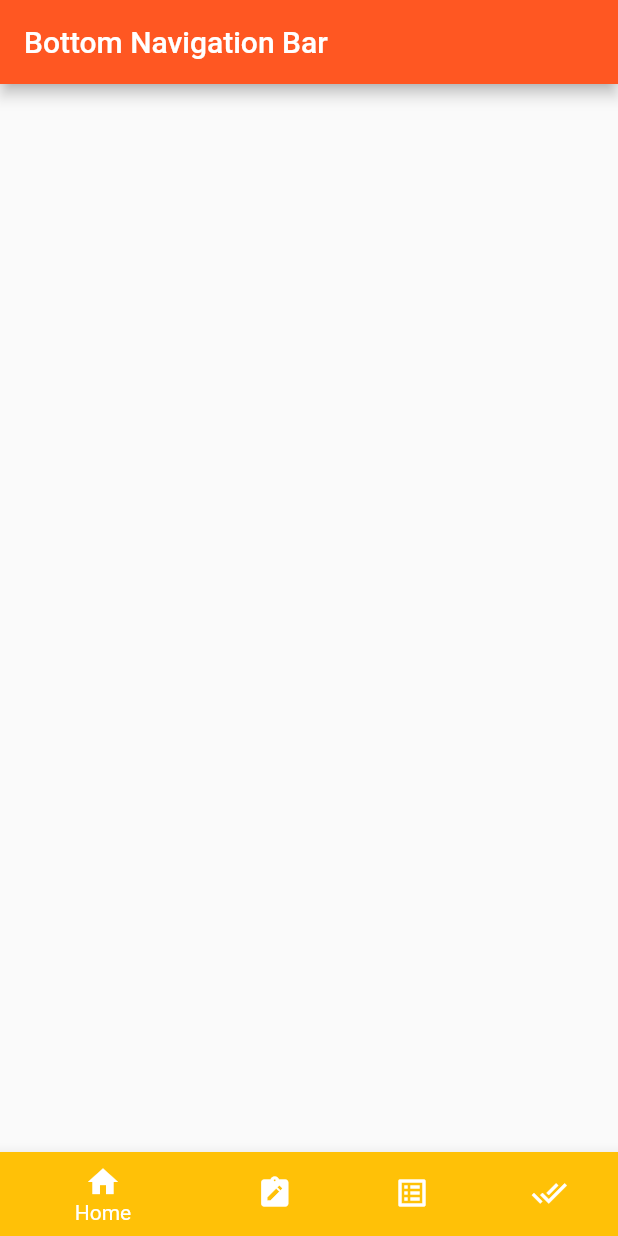
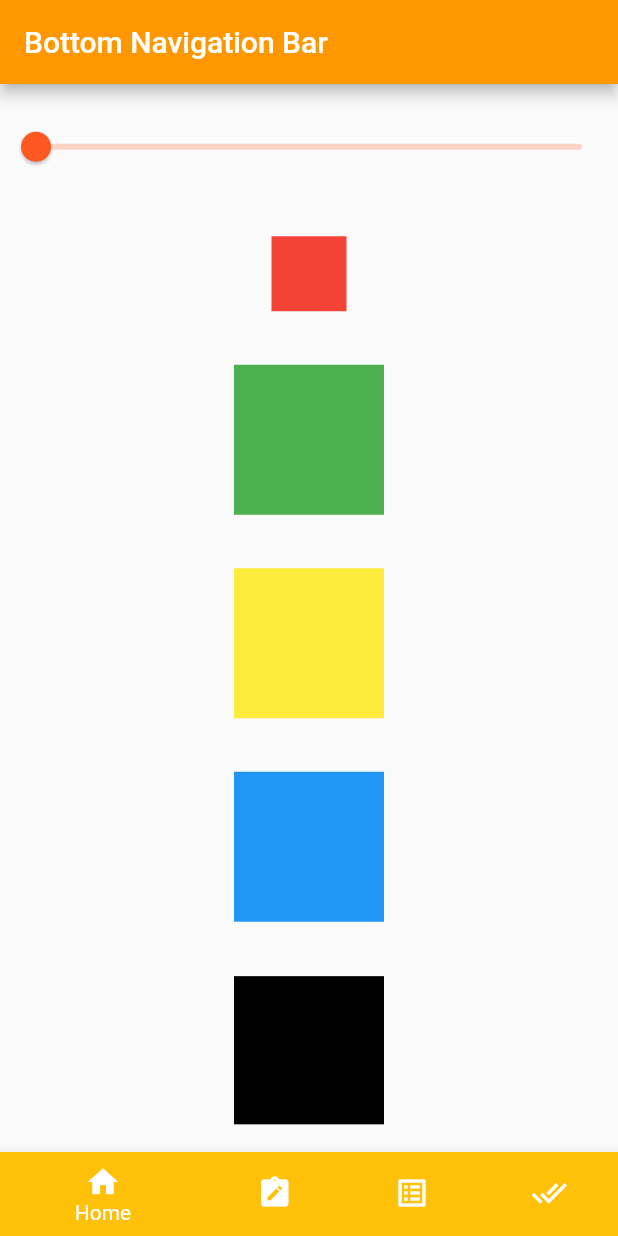
Before and after one commit to taydinadnan/transformWidgets, a Flutter app: the screen it shows after launch, on a phone screen of 412 x 824 dp. Run offline on Flutter 3.47's test engine with Material 2 defaults, Android fonts, the phone set to English and light mode, and no system bars.

Commit message:
tab decoration and input

```diff
--- a/lib/navigationb.dart
+++ b/lib/navigationb.dart
@@ -1,4 +1,7 @@
 import 'package:flutter/material.dart';
+import 'package:ui_with_flutter/UI/stack.dart';
+import 'package:ui_with_flutter/transform/fornt_to_back.dart';
+import 'package:ui_with_flutter/transform/transforms.dart';
 
 class BottomNavigation extends StatefulWidget {
   const BottomNavigation({Key? key}) : super(key: key);
@@ -10,15 +13,33 @@ class BottomNavigation extends StatefulWidget {
 class _BottomNavigationState extends State<BottomNavigation> {
   int _currentIndex = 0;
 
+  final tabs = [
+    const Center(child: TransformDemo()),
+    const Center(
+        child: FrontToBack(
+            urlFront: 'assets/images/1.png', urlBack: 'assets/images/2.png')),
+    const Center(child: StackWidge()),
+    const Center(
+        child: Text(
+      'Work done will appear in this tab',
+      style: TextStyle(
+        fontSize: 50,
+        fontWeight: FontWeight.bold,
+        color: Colors.red,
+      ),
+    )),
+  ];
+
   @override
   Widget build(BuildContext context) {
     return Scaffold(
       appBar: AppBar(
+        backgroundColor: Colors.orange,
         title: const Text(
           'Bottom Navigation Bar',
         ),
       ),
-      body: Container(),
+      body: tabs[_currentIndex],
       bottomNavigationBar: BottomNavigationBar(
         currentIndex: _currentIndex,
         items: const [
--- a/lib/transform/transforms.dart
+++ b/lib/transform/transforms.dart
@@ -104,9 +104,6 @@ class _TransformDemoState extends State<TransformDemo> {
   @override
   Widget build(BuildContext context) {
     return Scaffold(
-      appBar: AppBar(
-        title: Text(widget.title),
-      ),
       body: Column(
         mainAxisAlignment: MainAxisAlignment.spaceAround,
         children: [
--- a/pubspec.yaml
+++ b/pubspec.yaml
@@ -59,7 +59,8 @@ flutter:
 
   # To add assets to your application, add an assets section, like this:
   assets:
-    - assets/
+    - assets/images/1.png
+    - assets/images/2.png
 
   # An image asset can refer to one or more resolution-specific "variants", see
   # https://flutter.dev/assets-and-images/#resolution-aware.
```
